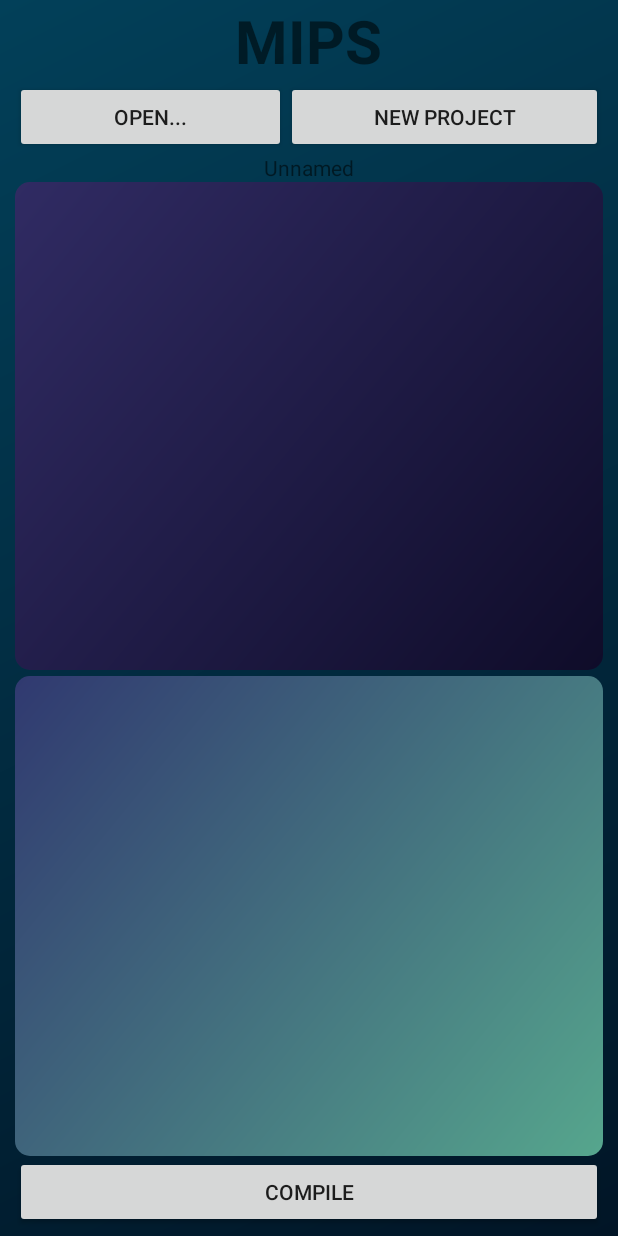
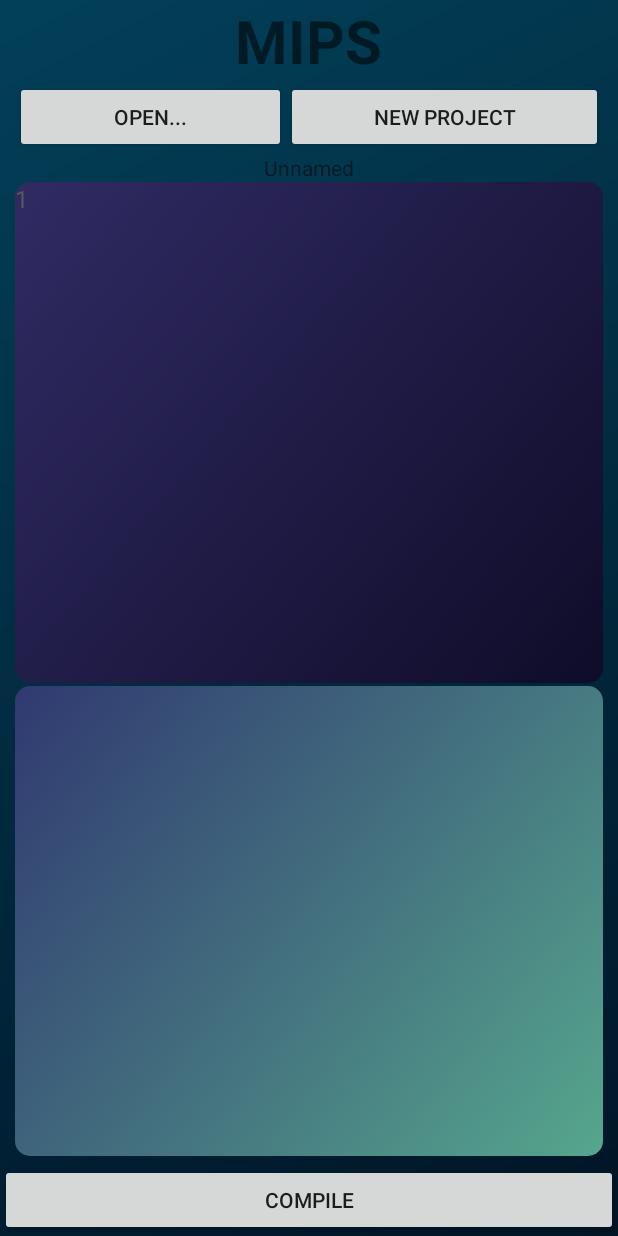
Before and after one commit to Amirresm/MIPS_Compiler, an Android app: the screen it shows after launch (MainActivity), after a tap on "NEW PROJECT", on a phone screen of 412 x 824 dp. Run offline under Robolectric (Android 15) with nearby library versions, the phone set to English and light mode, and no system bars.

Commit message:
more ui features

```diff
--- a/app/src/main/java/com/example/msc/mpis_compiler/MainActivity.java
+++ b/app/src/main/java/com/example/msc/mpis_compiler/MainActivity.java
@@ -4,9 +4,12 @@ import android.Manifest;
 import android.content.Intent;
 import android.content.pm.PackageManager;
 import android.net.Uri;
+import android.os.Build;
+import android.support.annotation.RequiresApi;
 import android.support.v4.app.ActivityCompat;
 import android.support.v7.app.AppCompatActivity;
 import android.os.Bundle;
+import android.text.method.ScrollingMovementMethod;
 import android.view.View;
 import android.widget.Button;
 import android.widget.EditText;
@@ -32,6 +35,7 @@ public class MainActivity extends AppCompatActivity {
     EditText codeEt;
     TextView outputTV;
     TextView filenameTV;
+    TextView lineCounterTV;
 
     String fileName = "";
     public static String defaultSaveName = "";
@@ -41,6 +45,7 @@ public class MainActivity extends AppCompatActivity {
     public static CompileState state = new CompileState();
 
 
+    @RequiresApi(api = Build.VERSION_CODES.M)
     @Override
     protected void onCreate(Bundle savedInstanceState) {
         super.onCreate(savedInstanceState);
@@ -55,8 +60,18 @@ public class MainActivity extends AppCompatActivity {
         codeEt = findViewById(R.id.code_et);
         outputTV = findViewById(R.id.output_tv);
         filenameTV = findViewById(R.id.filename_tv);
+        lineCounterTV = findViewById(R.id.linecounter_tv);
+
+        codeEt.setOnScrollChangeListener(new View.OnScrollChangeListener() {
+            @Override
+            public void onScrollChange(View view, int i, int i1, int i2, int i3) {
+                lineCounterTV.setScrollY(codeEt.getScrollY());
+            }
+        });
 
 
+        outputTV.setMovementMethod(new ScrollingMovementMethod());
+        //lineCounterTV.setMovementMethod(new ScrollingMovementMethod());
         ActivityCompat.requestPermissions(MainActivity.this,
                 new String[]{Manifest.permission.WRITE_EXTERNAL_STORAGE},
                 1);
@@ -83,7 +98,7 @@ public class MainActivity extends AppCompatActivity {
             }
         });
 
-        codeEt.addTextChangedListener(new EditorTextWatcher(this, codeEt, maps, state));
+        codeEt.addTextChangedListener(new EditorTextWatcher(this, codeEt, maps, state, lineCounterTV));
 
         compileBt.setOnClickListener(new View.OnClickListener() {
             @Override
--- a/app/src/main/java/com/example/msc/mpis_compiler/listeners/EditorTextWatcher.java
+++ b/app/src/main/java/com/example/msc/mpis_compiler/listeners/EditorTextWatcher.java
@@ -10,6 +10,7 @@ import android.text.TextWatcher;
 import android.text.style.CharacterStyle;
 import android.text.style.ForegroundColorSpan;
 import android.widget.EditText;
+import android.widget.TextView;
 
 import com.example.msc.mpis_compiler.R;
 import com.example.msc.mpis_compiler.containers.CompileState;
@@ -28,16 +29,18 @@ public class EditorTextWatcher implements TextWatcher {
     private final EditText etMain;
     private final MapsContainer maps;
     private final CompileState state;
+    TextView lineCounterTV;
     int errorColor;
     int labelColor;
 
-    public EditorTextWatcher(Context context, EditText et, MapsContainer hm, CompileState state) {
+    public EditorTextWatcher(Context context, EditText et, MapsContainer hm, CompileState state, TextView lineCounterTV) {
         this.context = context;
         this.etMain = et;
         this.maps = hm;
         this.state = state;
         errorColor = ContextCompat.getColor(context, R.color.errorColor);
         labelColor = ContextCompat.getColor(context, R.color.labelColor);
+        this.lineCounterTV = lineCounterTV;
     }
 
 
@@ -47,6 +50,19 @@ public class EditorTextWatcher implements TextWatcher {
 
     @Override
     public void onTextChanged(CharSequence s, int start, int before, int count) {
+
+        int lineCount = 1;
+        lineCounterTV.setText("");
+        for (int i = 0; i < s.length(); i++) {
+            if(s.charAt(i) == '\n') {
+                lineCount++;
+            }
+        }
+        for (int i = 0; i < lineCount; i++) {
+                lineCounterTV.setText(lineCounterTV.getText().toString() + (i + 1) + "\n");
+        }
+        lineCounterTV.setScrollY(etMain.getScrollY());
+
         state.isScannedForLabels = false;
         if(!Utility.firstScan(maps, state, etMain.getText().toString())) {
 
--- a/app/src/main/res/layout/activity_main.xml
+++ b/app/src/main/res/layout/activity_main.xml
@@ -1,20 +1,21 @@
 <?xml version="1.0" encoding="utf-8"?>
-<RelativeLayout xmlns:android="http://schemas.android.com/apk/res/android"
+<LinearLayout xmlns:android="http://schemas.android.com/apk/res/android"
     xmlns:app="http://schemas.android.com/apk/res-auto"
     xmlns:tools="http://schemas.android.com/tools"
     android:layout_width="match_parent"
     android:layout_height="match_parent"
     android:background="@drawable/background"
+    android:orientation="vertical"
     tools:context="com.example.msc.mpis_compiler.MainActivity">
 
     <TextView
         android:id="@+id/welcome_text"
         android:layout_width="wrap_content"
         android:layout_height="wrap_content"
-        android:layout_centerHorizontal="true"
         android:text="MIPS"
         android:textSize="40sp"
         android:textStyle="bold"
+        android:layout_gravity="center"
         app:layout_constraintBottom_toBottomOf="parent"
         app:layout_constraintLeft_toLeftOf="parent"
         app:layout_constraintRight_toRightOf="parent"
@@ -32,7 +33,6 @@
             android:layout_weight="1"
             android:layout_width="wrap_content"
             android:layout_height="wrap_content"
-            android:layout_centerHorizontal="true"
 
             android:text="Open..."/>
         <Button
@@ -40,7 +40,6 @@
             android:layout_weight="1"
             android:layout_width="wrap_content"
             android:layout_height="wrap_content"
-            android:layout_centerHorizontal="true"
             android:text="New Project"/>
     </LinearLayout>
     <TextView
@@ -48,40 +47,54 @@
         android:layout_width="match_parent"
         android:layout_height="wrap_content"
         android:gravity="center"
-        android:text="Unnamed"
-        android:layout_below="@id/layer_bts"/>
+        android:text="Unnamed"/>
     <LinearLayout
         android:layout_width="match_parent"
-        android:layout_height="match_parent"
+        android:layout_height="wrap_content"
+        android:layout_weight="1"
         android:orientation="vertical"
-        android:layout_below="@id/filename_tv"
         android:paddingLeft="10dp"
         android:paddingRight="10dp"
         android:paddingBottom="5dp">
-        <EditText
-            android:id="@+id/code_et"
+        <LinearLayout
             android:layout_weight="1"
             android:layout_width="match_parent"
             android:layout_height="wrap_content"
+            android:background="@drawable/editorbackground"
+            android:orientation="horizontal">
+            <TextView
+                android:id="@+id/linecounter_tv"
+                android:layout_width="wrap_content"
+                android:layout_height="match_parent"
+                android:scrollbars="vertical"
+                android:textColor="#575a5c"
+                android:text="1"
+                android:textSize="16sp"/>
+            <EditText
+                android:id="@+id/code_et"
+                android:layout_width="match_parent"
+                android:layout_height="match_parent"
                 android:gravity="top|left"
                 android:layout_marginBottom="2dp"
-            android:background="@drawable/editorbackground"
+                android:background="#00ffffff"
+                android:textSize="16sp"
                 android:textColor="@color/editorTextColor"/>
+        </LinearLayout>
         <TextView
             android:id="@+id/output_tv"
+            android:layout_weight="1"
             android:layout_width="match_parent"
             android:layout_height="wrap_content"
-            android:layout_weight="1"
             android:layout_marginTop="2dp"
             android:background="@drawable/previewbackground"
             android:textColor="@color/previewTextColor"
-            android:isScrollContainer="true"/>
+            android:scrollbars="vertical"/>
+
+    </LinearLayout>
     <Button
         android:id="@+id/compile_bt"
         android:layout_width="match_parent"
         android:layout_height="wrap_content"
-            android:layout_centerHorizontal="true"
         android:text="Compile"/>
+
 </LinearLayout>
-
-</RelativeLayout>
```
Lines whose indentation alone changed are shown as unchanged.
